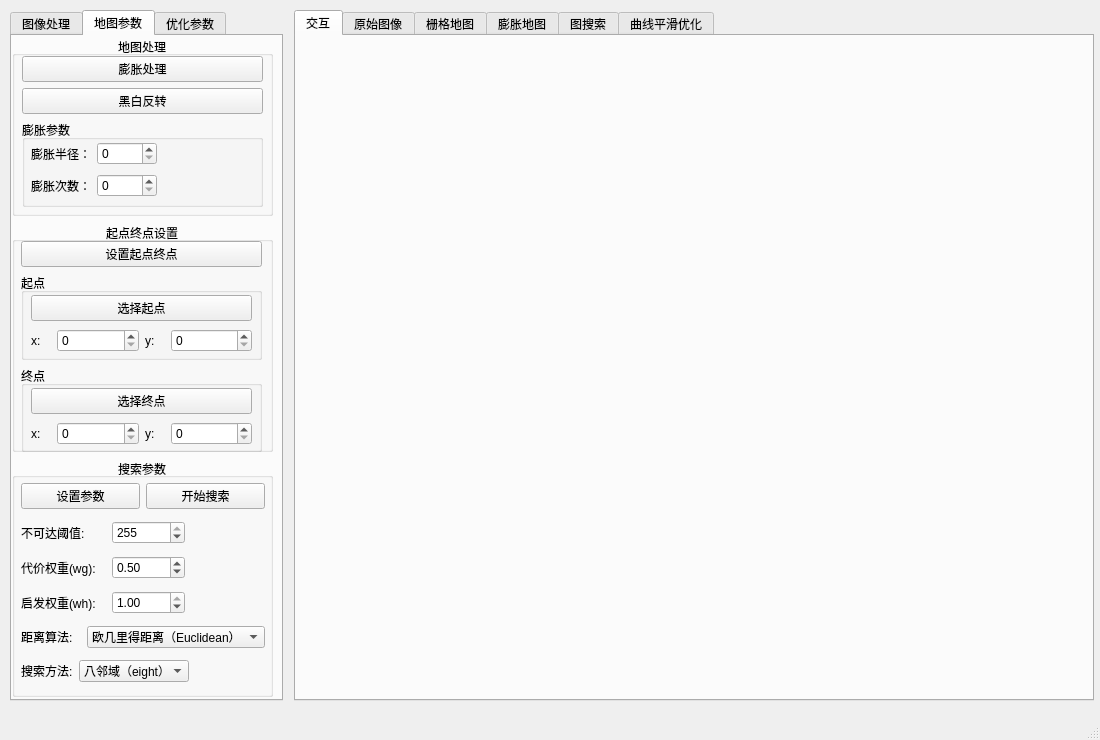
This is mian_window.ui in Jieyi-Jiang/ackerman_planning_learning_python as Qt 5 draws it before an edit. The edited form follows.
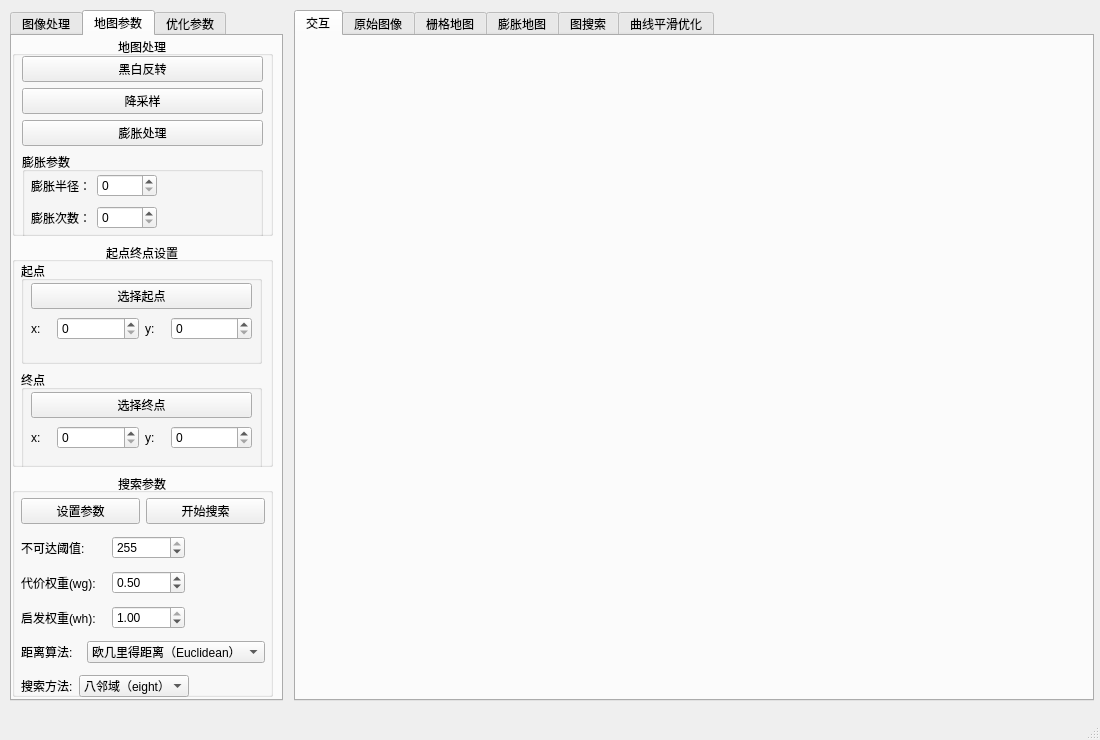
This is the edited form.

Commit message: 实现代价地图和膨胀地图的matplotlib显示

Patch:
```diff
--- a/mian_window.ui
+++ b/mian_window.ui
@@ -385,7 +385,7 @@
             <property name="maximumSize">
              <size>
               <width>16777215</width>
-              <height>180</height>
+              <height>200</height>
              </size>
             </property>
             <property name="title">
@@ -409,17 +409,10 @@
                <x>10</x>
                <y>20</y>
                <width>241</width>
-               <height>151</height>
+               <height>181</height>
               </rect>
              </property>
              <layout class="QVBoxLayout" name="verticalLayout_5">
-              <item>
-               <widget class="QPushButton" name="btn_dilate">
-                <property name="text">
-                 <string>膨胀处理</string>
-                </property>
-               </widget>
-              </item>
               <item>
                <widget class="QPushButton" name="btn_inverse">
                 <property name="text">
@@ -427,6 +420,20 @@
                 </property>
                </widget>
               </item>
+              <item>
+               <widget class="QPushButton" name="btn_downsampling">
+                <property name="text">
+                 <string>降采样</string>
+                </property>
+               </widget>
+              </item>
+              <item>
+               <widget class="QPushButton" name="btn_dilate">
+                <property name="text">
+                 <string>膨胀处理</string>
+                </property>
+               </widget>
+              </item>
               <item>
                <widget class="QGroupBox" name="group_dilate">
                 <property name="title">
@@ -569,13 +576,6 @@
               </rect>
              </property>
              <layout class="QVBoxLayout" name="verticalLayout_9">
-              <item>
-               <widget class="QPushButton" name="btn_set_src_dst">
-                <property name="text">
-                 <string>设置起点终点</string>
-                </property>
-               </widget>
-              </item>
               <item>
                <widget class="QGroupBox" name="groupBox_3">
                 <property name="title">
@@ -932,6 +932,9 @@
                 </item>
                 <item>
                  <widget class="QComboBox" name="combo_distance_method">
+                  <property name="currentIndex">
+                   <number>0</number>
+                  </property>
                   <item>
                    <property name="text">
                     <string>欧几里得距离（Euclidean）</string>
```
The commit also changes 4 other files.
